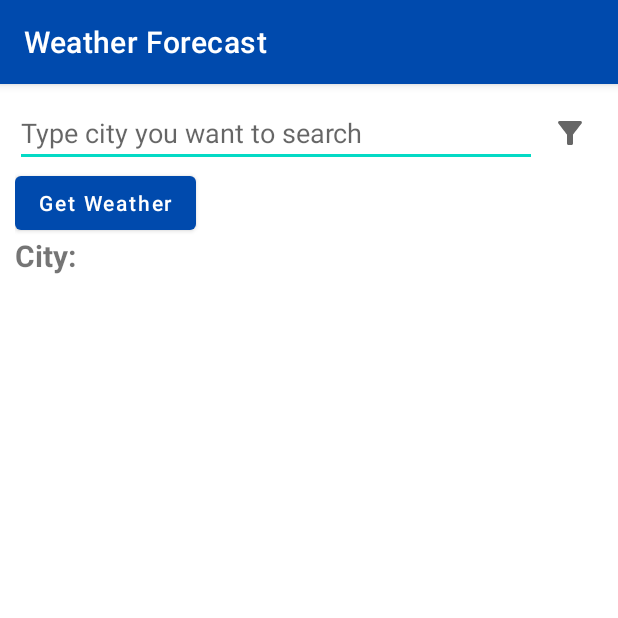
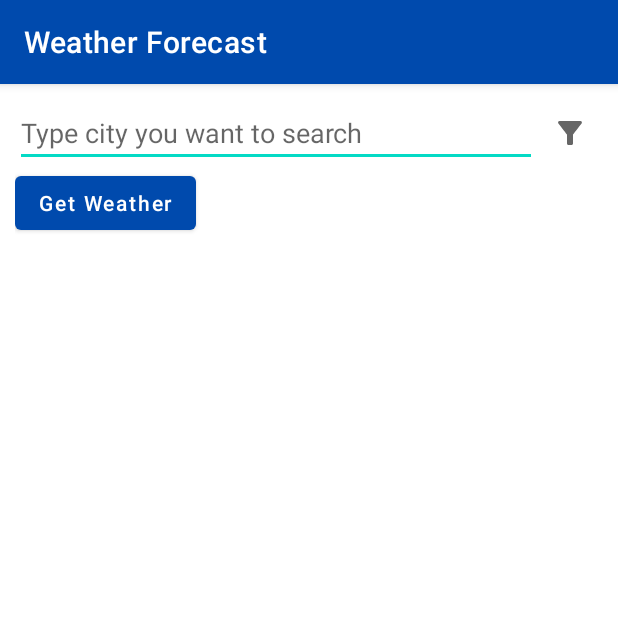
Before and after one commit to xuanlocle/WeatherApp, an Android app: the screen it shows after launch (WeatherActivity), on a phone screen of 412 x 824 dp, the top half of it. Run offline under Robolectric (Android 15) with nearby library versions, the phone set to English and light mode, and no system bars; libraries missing offline, so code that uses them is left out: org.kodein.di; 7 statements that could not run were skipped.

Commit message:
change defaults city values

```diff
--- a/app/src/main/java/com/xuanlocle/weatherapp/ui/landing/WeatherActivity.kt
+++ b/app/src/main/java/com/xuanlocle/weatherapp/ui/landing/WeatherActivity.kt
@@ -76,7 +76,7 @@ class WeatherActivity : AppCompatActivity(), KodeinAware {
                 errorResponse.message ?: "HTTP ERROR")
             tvCityName.text =
                 String.format(Resources.getString(R.string.weather_search_city_title),
-                    "Not found")
+                    Resources.getString(R.string.weather_search_city_not_found))
             return@observe
         }
 
@@ -113,6 +113,7 @@ class WeatherActivity : AppCompatActivity(), KodeinAware {
 
     private fun showLoading() {
         vLoading.visibility = View.VISIBLE
+        edtSearch.error = null
         WidgetUtils.hideSoftKeyboard(this, edtSearch)
 
     }
--- a/app/src/main/res/layout/activity_weather.xml
+++ b/app/src/main/res/layout/activity_weather.xml
@@ -3,6 +3,7 @@
     xmlns:app="http://schemas.android.com/apk/res-auto"
     android:layout_width="match_parent"
     android:layout_height="match_parent"
+    xmlns:tools="http://schemas.android.com/tools"
     android:orientation="vertical"
     android:padding="@dimen/margin_small">
 
@@ -41,7 +42,7 @@
         android:id="@+id/tvCityName"
         android:layout_width="match_parent"
         android:layout_height="wrap_content"
-        android:text="@string/weather_search_city_title_default"
+        tools:text="@string/weather_search_city_title_loading"
         app:fontSize="title"
         app:fontType="bold" />
 
--- a/app/src/main/res/values/strings.xml
+++ b/app/src/main/res/values/strings.xml
@@ -5,8 +5,9 @@
     <!--Landing-->
     <string name="weather_search_hint">Type city you want to search</string>
     <string name="weather_search_city_title">City: %s</string>
-    <string name="weather_search_city_title_default">City:</string>
     <string name="weather_search_city_title_loading">City: Loading...</string>
+
+    <string name="weather_search_city_not_found">Not found</string>
 
     <!--Weather item-->
     <string name="weather_item_date">Date: %s</string>
```
